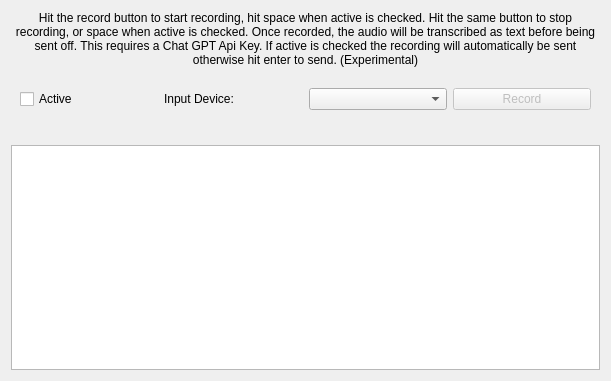
Old version of the form howdyCoder/ui/qtUiFiles/audioGetter.ui in the repository rmallow/howdyCoder.
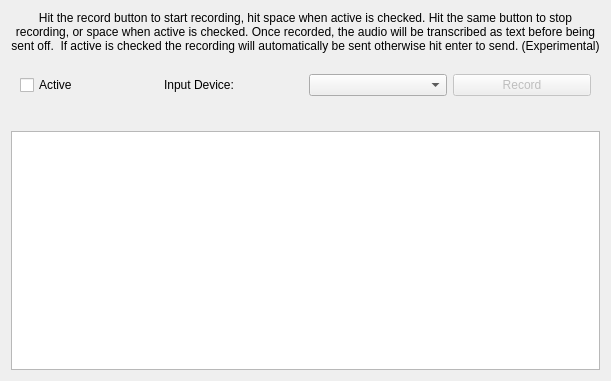
New version of the form. Icons and pictures are not drawn. Custom widgets are drawn as their Qt base class.

What changed in the file:
```diff
--- a/howdyCoder/ui/qtUiFiles/audioGetter.ui
+++ b/howdyCoder/ui/qtUiFiles/audioGetter.ui
@@ -17,7 +17,7 @@
    <item>
     <widget class="QLabel" name="label">
      <property name="text">
-      <string>Hit the record button to start recording, hit space when active is checked. Hit the same button to stop recording, or space when active is checked. Once recorded, the audio will be transcribed as text before being sent off. This requires a Chat GPT Api Key. If active is checked the recording will automatically be sent otherwise hit enter to send. (Experimental)</string>
+      <string>Hit the record button to start recording, hit space when active is checked. Hit the same button to stop recording, or space when active is checked. Once recorded, the audio will be transcribed as text before being sent off.  If active is checked the recording will automatically be sent otherwise hit enter to send. (Experimental)</string>
      </property>
      <property name="alignment">
       <set>Qt::AlignCenter</set>
```
Left out of the diff: 6 changed lines with no effect on the pictures.
